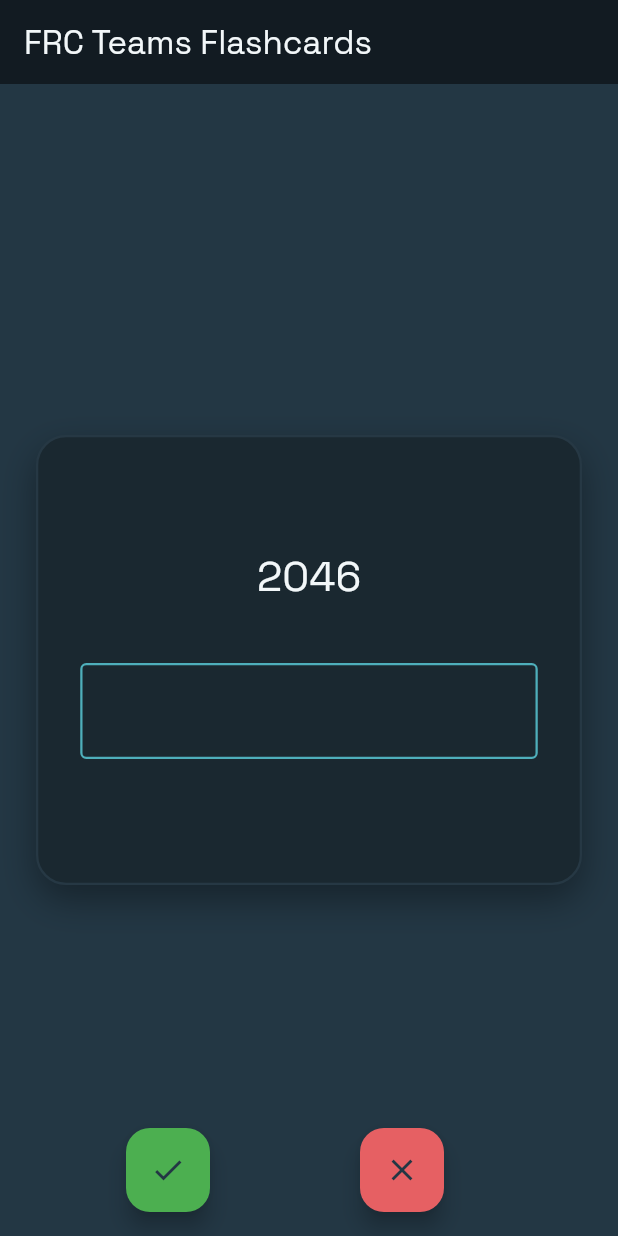
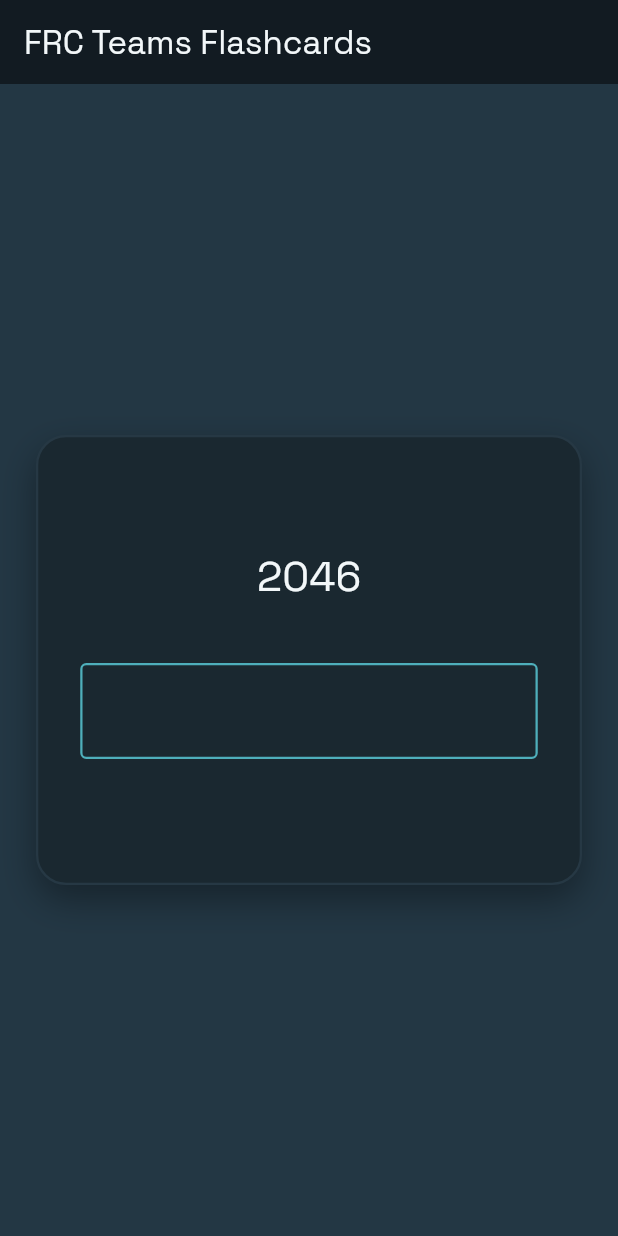
Before and after one commit to reniejoshi/frc-teams-flashcards, a Flutter app: the screen it shows after launch, on a phone screen of 412 x 824 dp. Run offline on Flutter 3.47's test engine with Material 3 defaults, Android fonts, the phone set to English and light mode, and no system bars; our stand-ins replace google_fonts, material_ui.

Commit message:
refactor: remove action buttons

```diff
--- a/lib/main.dart
+++ b/lib/main.dart
@@ -148,21 +148,6 @@ class _MyHomePageState extends State<MyHomePage> {
           ],
         ),
       ),
-      floatingActionButton: Row(
-        mainAxisAlignment: MainAxisAlignment.spaceEvenly,
-        children: [
-          FloatingActionButton(
-            onPressed: () {},
-            backgroundColor: AppColors.correct,
-            child: const Icon(Icons.check_sharp),
-          ),
-          FloatingActionButton(
-            onPressed: () {},
-            backgroundColor: AppColors.incorrect,
-            child: const Icon(Icons.close_sharp),
-          ),
-        ],
-      ),
     );
   }
 }
```
